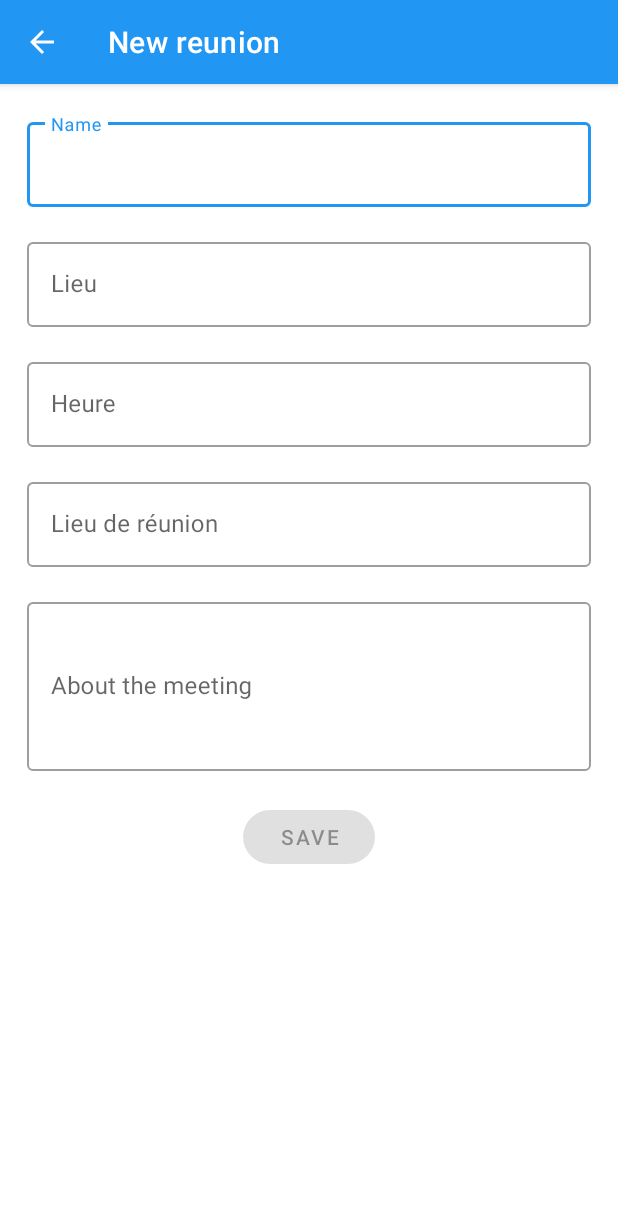
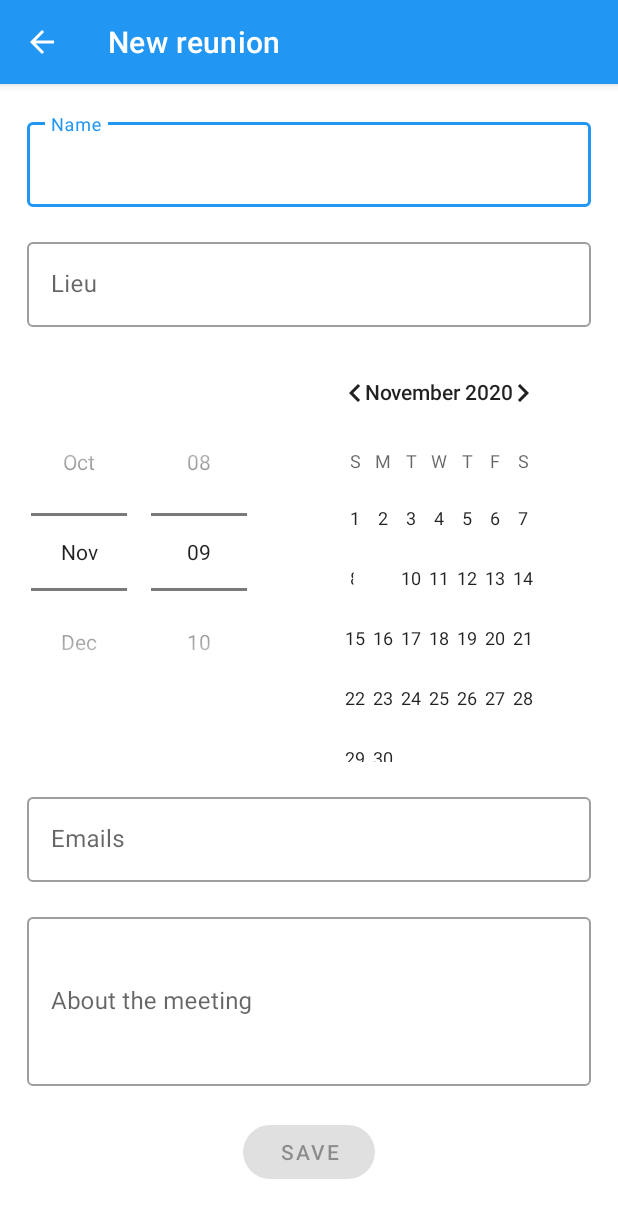
Before and after one commit to PaulineDev-code/Mareu, an Android app: the screen it shows after launch (AddReuActivity), after a tap on an icon or button, on a phone screen of 412 x 824 dp. Shown: the top 1218 px of the screen. Run offline under Robolectric (Android 15) with nearby library versions, the phone set to English and light mode, and no system bars; our stand-ins replace ButterKnife; pictures from the network do not load; 1 statement that could not run was skipped.

Commit message:
Commit 09/11 recyclerView refresh and date upload

```diff
--- a/app/src/main/java/com/openclassrooms/mareu/ui/AddReuActivity.java
+++ b/app/src/main/java/com/openclassrooms/mareu/ui/AddReuActivity.java
@@ -6,6 +6,7 @@ import android.os.Bundle;
 import android.text.Editable;
 import android.text.TextWatcher;
 import android.view.MenuItem;
+import android.widget.DatePicker;
 import android.widget.ImageView;
 
 import androidx.appcompat.app.AppCompatActivity;
@@ -21,6 +22,8 @@ import com.openclassrooms.mareu.di.DI;
 import com.openclassrooms.mareu.model.Reunion;
 import com.openclassrooms.mareu.service.ReunionApiService;
 
+import java.util.Calendar;
+import java.util.Date;
 import java.util.Objects;
 
 import butterknife.BindView;
@@ -35,7 +38,7 @@ public class AddReuActivity extends AppCompatActivity {
     TextInputLayout nameInput;
     @BindView(R.id.lieuLyt)
     TextInputLayout lieuInput;
-    @BindView(R.id.heureLyt)
+    @BindView(R.id.datePicker1)
     TextInputLayout heureInput;
     @BindView(R.id.aboutItLyt)
     TextInputLayout aboutItInput;
@@ -46,6 +49,7 @@ public class AddReuActivity extends AppCompatActivity {
 
     private ReunionApiService mApiService;
     private String mNeighbourImage;
+    private DatePicker picker;
 
     @Override
     protected void onCreate(Bundle savedInstanceState) {
@@ -55,6 +59,7 @@ public class AddReuActivity extends AppCompatActivity {
         getSupportActionBar().setDisplayHomeAsUpEnabled(true);
         getSupportActionBar().setHomeButtonEnabled(true);
         mApiService = DI.getReunionApiService();
+        picker=(DatePicker)findViewById(R.id.datePicker1);
         init();
     }
 
@@ -86,14 +91,21 @@ public class AddReuActivity extends AppCompatActivity {
 
     }
 
+    private void getDate(){
+        final Calendar cldr = Calendar.getInstance();
+        int day = cldr.get(Calendar.DAY_OF_MONTH);
+        int month = cldr.get(Calendar.MONTH);
+        int year = cldr.get(Calendar.YEAR);
+    }
+
     @OnClick(R.id.create)
     void addReu() {
         Reunion reunion = new Reunion(
                 System.currentTimeMillis(),
                 nameInput.getEditText().getText().toString(),
                 mNeighbourImage,
+                new Date(),
                 lieuInput.getEditText().getText().toString(),
-                heureInput.getEditText().getText().toString(),
                 emailInput.getEditText().getText().toString(),
                 aboutItInput.getEditText().getText().toString()
         );
@@ -108,6 +120,7 @@ public class AddReuActivity extends AppCompatActivity {
     public static void navigate(Activity activity) {
         Intent intent = new Intent(activity, AddReuActivity.class);
         ActivityCompat.startActivity(activity, intent, null);
+        //navigation component
     }
 
 }
--- a/app/src/main/java/com/openclassrooms/mareu/ui/DetailActivity.java
+++ b/app/src/main/java/com/openclassrooms/mareu/ui/DetailActivity.java
@@ -64,7 +64,7 @@ public class DetailActivity extends AppCompatActivity {
 
 
         TextView DetailAboutMe = findViewById(R.id.heure);
-        DetailAboutMe.setText(reunion.getDate());
+        DetailAboutMe.setText(reunion.getDate().toString());
 
         TextView DetailAddress = findViewById(R.id.lieu);
         DetailAddress.setText(reunion.getRoom());
--- a/app/src/main/java/com/openclassrooms/mareu/ui/ListReuActivity.java
+++ b/app/src/main/java/com/openclassrooms/mareu/ui/ListReuActivity.java
@@ -56,4 +56,10 @@ public class ListReuActivity extends AppCompatActivity {
         this.mRecyclerView.setLayoutManager(new LinearLayoutManager(this));
     }
 
+    @Override
+    protected void onResume() {
+        super.onResume();
+        if(mRecyclerView.getAdapter()!= null)
+        this.mRecyclerView.getAdapter().notifyDataSetChanged();
+    }
 }
--- a/app/src/main/res/layout/activity_add_reu.xml
+++ b/app/src/main/res/layout/activity_add_reu.xml
@@ -54,21 +54,12 @@
                 android:inputType="phone" />
         </com.google.android.material.textfield.TextInputLayout>
 
-        <com.google.android.material.textfield.TextInputLayout
-            android:id="@+id/heureLyt"
-            style="@style/Widget.MaterialComponents.TextInputLayout.OutlinedBox"
-            android:layout_width="match_parent"
+        <DatePicker
+            android:id="@+id/datePicker1"
+            android:layout_width="wrap_content"
             android:layout_height="wrap_content"
-            android:layout_marginTop="18dp">
-
-            <com.google.android.material.textfield.TextInputEditText
-                android:id="@+id/heure"
-                android:layout_width="match_parent"
-                android:layout_height="wrap_content"
-                android:ems="10"
-                android:hint="Heure"
-                android:inputType="text" />
-        </com.google.android.material.textfield.TextInputLayout>
+            android:layout_marginTop="10dp"
+            android:datePickerMode="spinner"/>
 
         <com.google.android.material.textfield.TextInputLayout
             android:id="@+id/emailLyt"
@@ -83,7 +74,7 @@
                 android:layout_width="match_parent"
                 android:layout_height="wrap_content"
                 android:ems="10"
-                android:hint="Lieu de réunion"
+                android:hint="Emails"
                 android:inputType="phone" />
         </com.google.android.material.textfield.TextInputLayout>
 
```
Also changed, not shown: app/src/main/java/com/openclassrooms/mareu/model/Reunion.java (+4 -4 lines).
